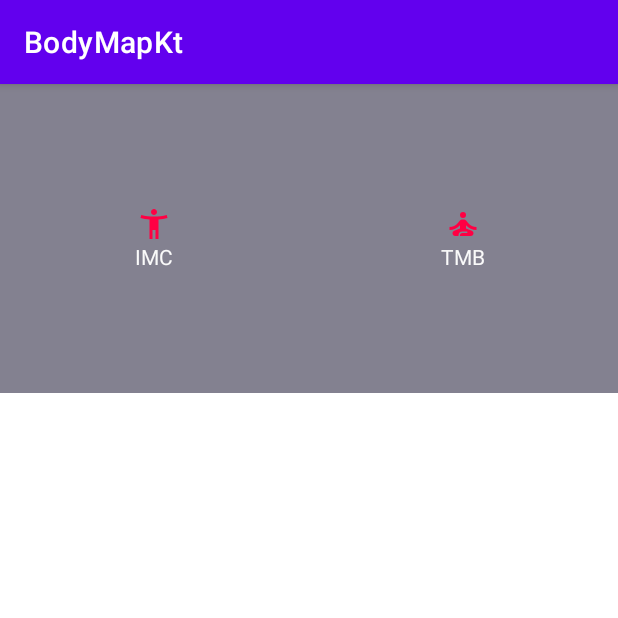
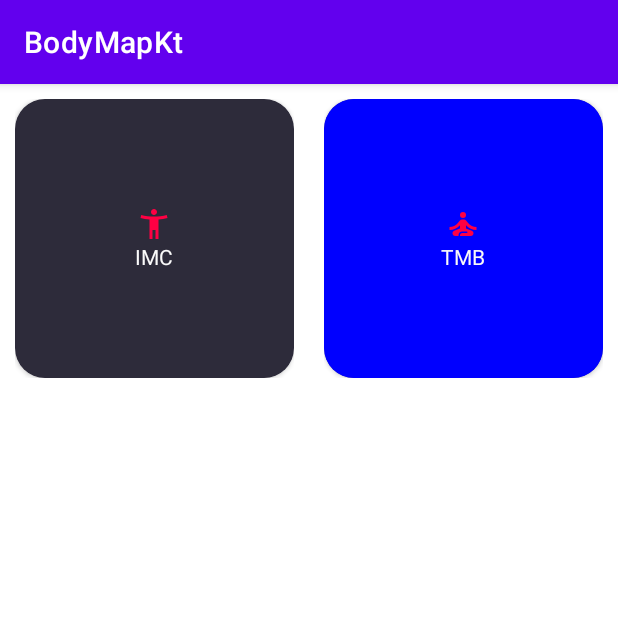
Before and after one commit to EriqueRocha/BodyMapKt, an Android app: the screen it shows after launch (MainActivity), on a phone screen of 412 x 824 dp, the top half of it. Run offline under Robolectric (Android 15) with nearby library versions, the phone set to English and light mode, and no system bars.

Commit message:
adição de cardieView, padins e bordas arredondadas

```diff
--- a/app/src/main/java/com/example/bodymapkt/MainActivity.kt
+++ b/app/src/main/java/com/example/bodymapkt/MainActivity.kt
@@ -10,6 +10,8 @@ import android.view.ViewGroup
 import android.widget.ImageView
 import android.widget.LinearLayout
 import android.widget.TextView
+import androidx.cardview.widget.CardView
+import androidx.constraintlayout.widget.ConstraintLayout
 import androidx.recyclerview.widget.GridLayoutManager
 import androidx.recyclerview.widget.RecyclerView
 import com.example.bodymapkt.databinding.ActivityMainBinding
@@ -35,7 +37,7 @@ class MainActivity : AppCompatActivity() {
             MainItem(id = 2,
                 drawbleId = R.drawable.ic_tmb,
                 textStringId = R.string.tmb,
-                color = R.color.fundo_claro
+                color = Color.BLUE
             )
         )
         val adapter = MainAdapter(mainItens,object: OnItemClickListener{
@@ -86,11 +88,13 @@ class MainActivity : AppCompatActivity() {
 
                 val img: ImageView = itemView.findViewById(R.id.item_img_icon)
                 val name: TextView = itemView.findViewById(R.id.item_txt_name)
-                val container: LinearLayout = itemView.findViewById(R.id.item_container_imc)
+                val container: LinearLayout = itemView.findViewById(R.id.item_color_container)
+
+                container.setBackgroundColor(item.color)
 
                 img.setImageResource(item.drawbleId)
                 name.setText(item.textStringId)
-                container.setBackgroundColor(item.color)
+
 
                 container.setOnClickListener {
                     onItemClickListener.onClick(item.id)
--- a/app/src/main/res/layout/main_item.xml
+++ b/app/src/main/res/layout/main_item.xml
@@ -1,19 +1,34 @@
 <?xml version="1.0" encoding="utf-8"?>
-<androidx.constraintlayout.widget.ConstraintLayout xmlns:android="http://schemas.android.com/apk/res/android"
+<androidx.constraintlayout.widget.ConstraintLayout
+    xmlns:android="http://schemas.android.com/apk/res/android"
+    xmlns:app="http://schemas.android.com/apk/res-auto"
+    android:id="@+id/btn_imc"
     android:layout_width="match_parent"
     android:layout_height="wrap_content"
-    xmlns:app="http://schemas.android.com/apk/res-auto">
+    android:layout_marginTop="10dp"
+    android:layout_marginEnd="10dp"
+    android:layout_marginBottom="10dp"
+    android:layout_marginStart="10dp">
+
+    <androidx.cardview.widget.CardView
+
+        android:layout_width="0dp"
+        android:layout_height="0dp"
+        app:cardBackgroundColor="@color/fundo_claro"
+        android:orientation="vertical"
+        android:foregroundGravity="center"
+        app:cardCornerRadius="20dp"
+        app:layout_constraintDimensionRatio="1:1"
+        app:layout_constraintEnd_toEndOf="parent"
+        app:layout_constraintStart_toStartOf="parent"
+        app:layout_constraintTop_toTopOf="parent">
 
 <LinearLayout
-    app:layout_constraintTop_toTopOf="parent"
-    app:layout_constraintDimensionRatio="1:1"
+    android:id="@+id/item_color_container"
     android:gravity="center"
-    android:id="@+id/item_container_imc"
     android:layout_width="match_parent"
-    android:layout_height="0dp"
-    android:background="@color/fundo_claro"
-    android:orientation="vertical"
-    android:padding="10dp">
+    android:layout_height="match_parent"
+    android:orientation="vertical">
 
 
     <ImageView
@@ -30,4 +45,7 @@
         android:textColor="@color/text_color" />
 
 </LinearLayout>
+
+    </androidx.cardview.widget.CardView>
+
     </androidx.constraintlayout.widget.ConstraintLayout>
```
